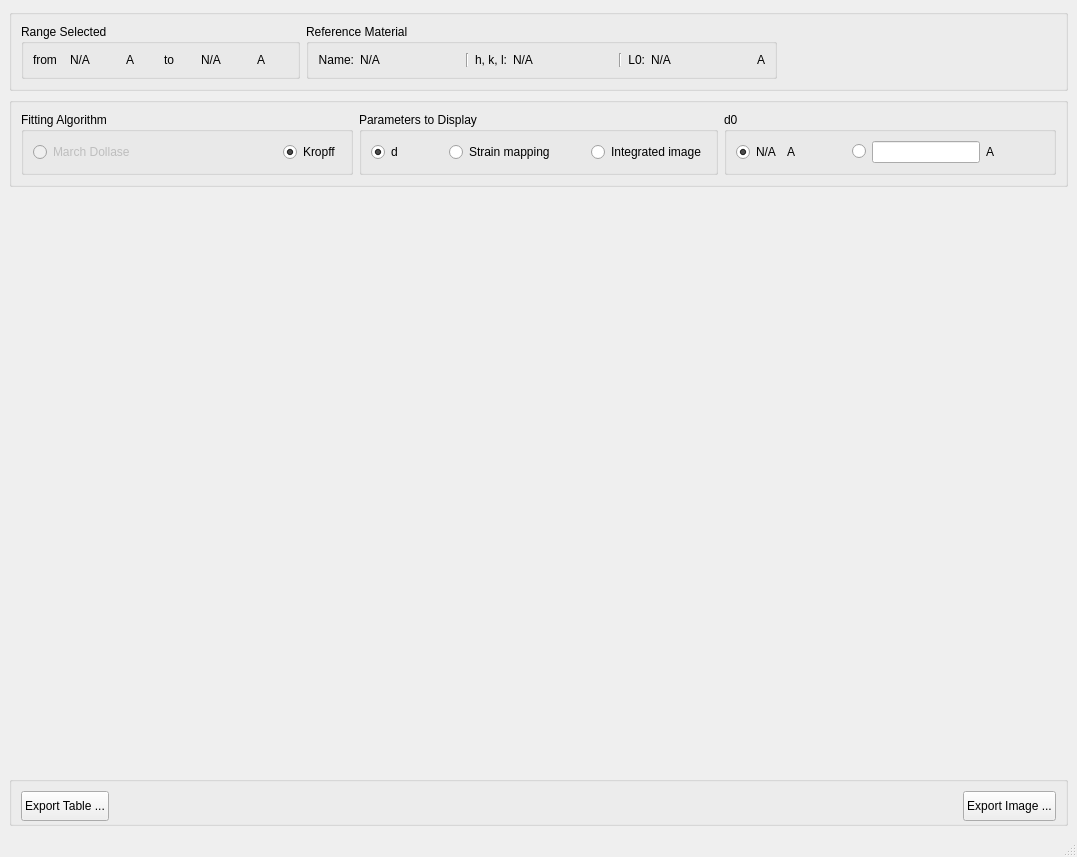
The window that ibeatles/ui/ui_strainMapping.ui (ornlneutronimaging/iBeatles) describes before a commit, drawn with Qt 5.
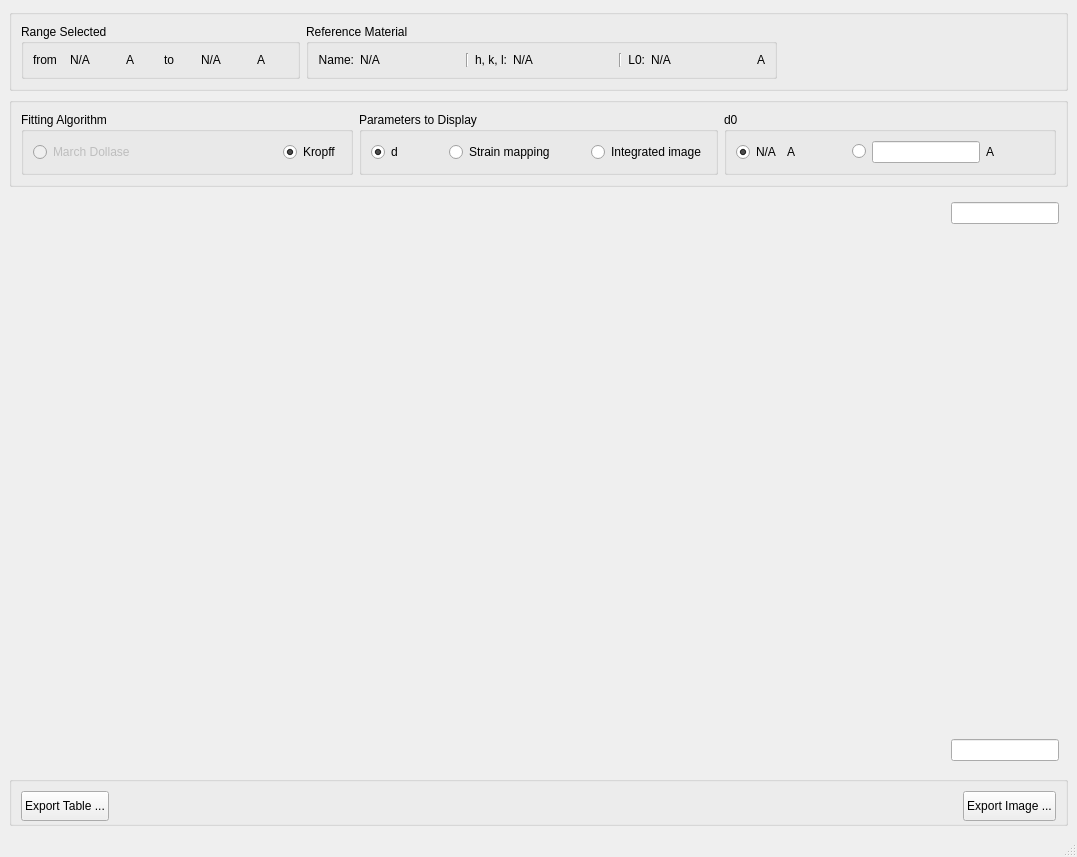
The same window after the commit.

Commit message: Implemented. this refs #184

The edit to the form file:
```diff
--- a/ibeatles/ui/ui_strainMapping.ui
+++ b/ibeatles/ui/ui_strainMapping.ui
@@ -462,7 +462,31 @@
          </widget>
         </item>
         <item>
-         <widget class="QWidget" name="vertical_range_slider_widget" native="true"/>
+         <layout class="QVBoxLayout" name="verticalLayout_2">
+          <item>
+           <widget class="QLineEdit" name="max_range_lineEdit">
+            <property name="sizePolicy">
+             <sizepolicy hsizetype="Minimum" vsizetype="Fixed">
+              <horstretch>0</horstretch>
+              <verstretch>0</verstretch>
+             </sizepolicy>
+            </property>
+           </widget>
+          </item>
+          <item>
+           <widget class="QWidget" name="vertical_range_slider_widget" native="true"/>
+          </item>
+          <item>
+           <widget class="QLineEdit" name="min_range_lineEdit">
+            <property name="sizePolicy">
+             <sizepolicy hsizetype="Minimum" vsizetype="Fixed">
+              <horstretch>0</horstretch>
+              <verstretch>0</verstretch>
+             </sizepolicy>
+            </property>
+           </widget>
+          </item>
+         </layout>
         </item>
        </layout>
       </widget>
```
Left out of the diff: 33 changed lines with no effect on the pictures. The commit also changes 2 other files.
